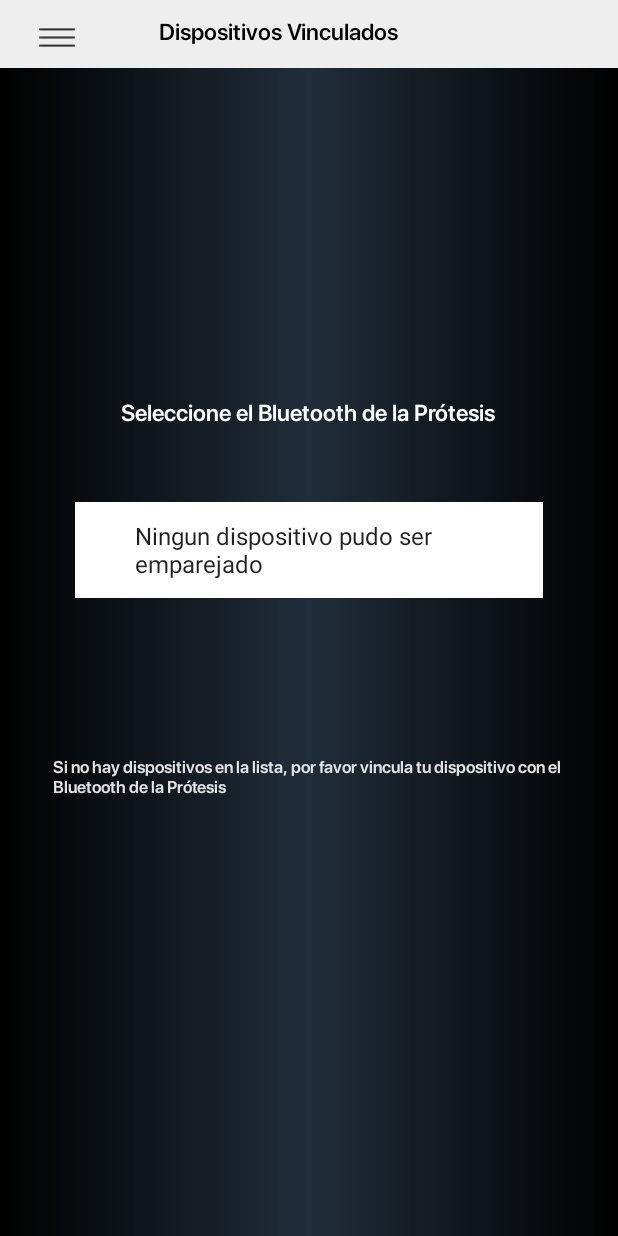
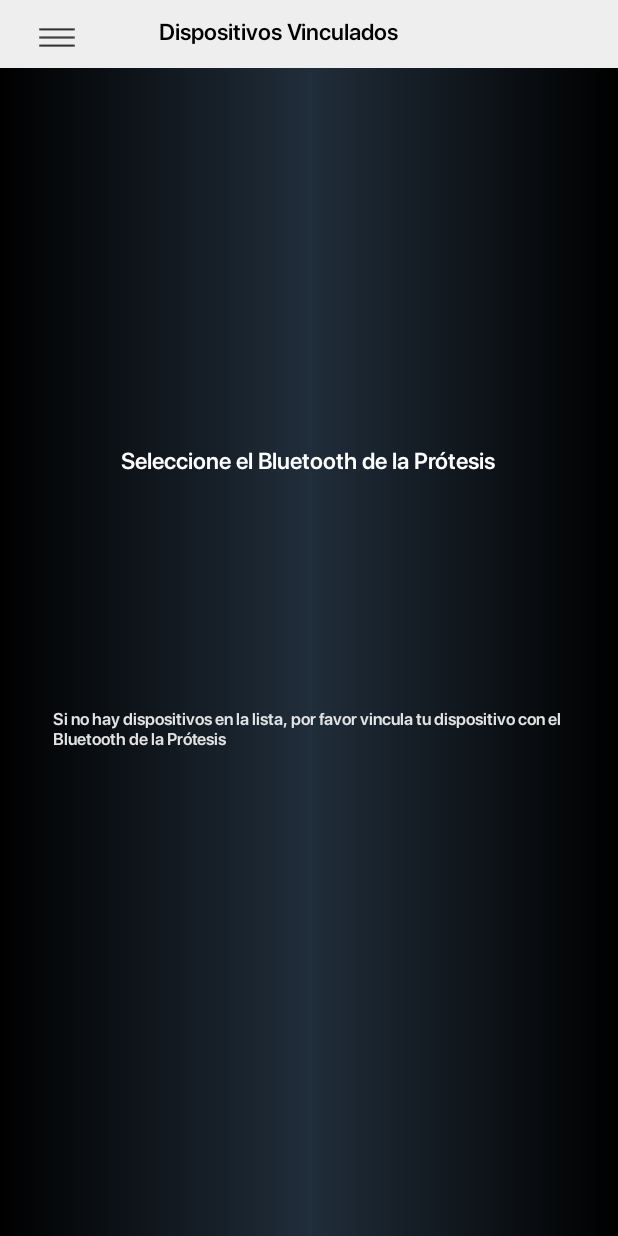
Before and after one commit to elias-segovia/EcoHand_Control_Protesis, an Android app: the BluetoothActivity screen opened directly, with no data from a screen before it, on a phone screen of 412 x 824 dp. Run offline under Robolectric (Android 15) with nearby library versions, the phone set to English and light mode, and no system bars.

Commit message:
se arreglo el bug de Juan

```diff
--- a/app/src/main/java/com/proyecto/ecohand/control_protesis/Activities/BluetoothActivity.java
+++ b/app/src/main/java/com/proyecto/ecohand/control_protesis/Activities/BluetoothActivity.java
@@ -29,7 +29,7 @@ import customfonts.MyTextView_SF_Pro_Display_Semibold;
 
 public class BluetoothActivity extends AppCompatActivity {
 
-    private ListView listMenu;
+    private ListView listMenu, dispositivos;
     private android.support.v7.widget.Toolbar toolbar;
     private boolean toolbarVisible = false;
     private MyTextView_SF_Pro_Display_Semibold titulo,infoText;
@@ -61,6 +61,7 @@ public class BluetoothActivity extends AppCompatActivity {
         listView = findViewById(R.id.list);
         infoText = findViewById(R.id.infoText);
         desconectarBT = findViewById(R.id.DesconectarID);
+        dispositivos = findViewById(R.id.navList);
 
 
         Menu.SetMenu(this.getBaseContext());
@@ -133,7 +134,7 @@ public class BluetoothActivity extends AppCompatActivity {
                 }
             } else {
                 String noDevices = "Ningun dispositivo pudo ser emparejado";
-                mPairedDevicesArrayAdapter.add(noDevices);
+                //mPairedDevicesArrayAdapter.add(noDevices);
             }
         }
         else{
--- a/app/src/main/res/layout/activity_bluetooth.xml
+++ b/app/src/main/res/layout/activity_bluetooth.xml
@@ -175,6 +175,8 @@
         android:layout_width="200dp"
         android:layout_height="match_parent"
         android:layout_gravity="left|start"
-        android:background="#ffeeeeee" />
+        android:background="#ffeeeeee"
+        android:visibility="invisible"
+        />
 
 </android.support.v4.widget.DrawerLayout>
```
